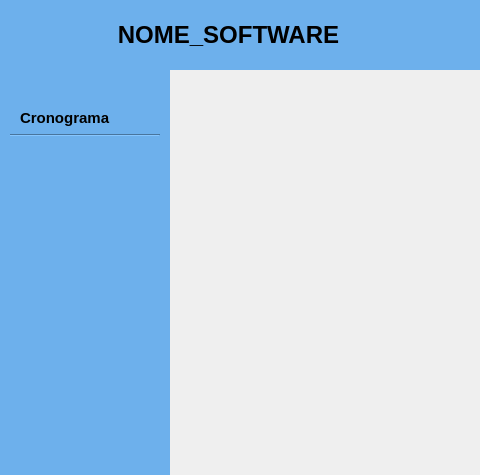
The window that clinica_cpp/mainwindow.ui (juander/Projeto_CPP) describes before a commit, drawn with Qt 5; both pictures show x 0 to 480 and y 0 to 475 of the 1280 by 745 pixel window.
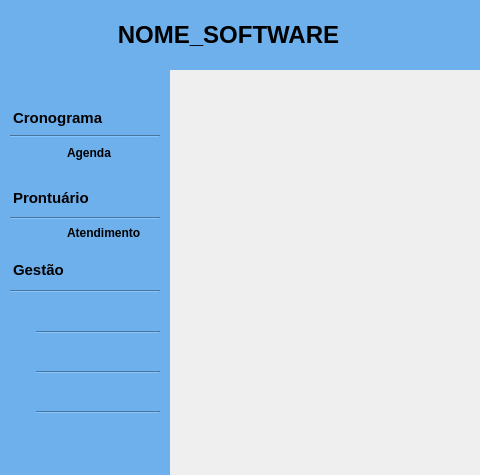
The same window after the commit.

Commit message:
Main WindoW terminando
tela pronta, falta só a sombra de cima e os botões laterais que ainda não sei como vai fazer

```diff
--- a/clinica_cpp/mainwindow.ui
+++ b/clinica_cpp/mainwindow.ui
@@ -16,7 +16,13 @@
   <property name="minimumSize">
    <size>
     <width>1280</width>
-    <height>720</height>
+    <height>745</height>
+   </size>
+  </property>
+  <property name="maximumSize">
+   <size>
+    <width>1280</width>
+    <height>745</height>
    </size>
   </property>
   <property name="windowTitle">
@@ -164,7 +170,7 @@
     <widget class="QLabel" name="label_3">
      <property name="geometry">
       <rect>
-       <x>20</x>
+       <x>13</x>
        <y>37</y>
        <width>107</width>
        <height>23</height>
@@ -187,11 +193,171 @@
        <x>10</x>
        <y>64</y>
        <width>150</width>
-       <height>3</height>
+       <height>5</height>
       </rect>
      </property>
      <property name="styleSheet">
-      <string notr="true">color:rgb(109, 176, 236)</string>
+      <string notr="true">color:rgb(0, 0, 0)</string>
+     </property>
+     <property name="orientation">
+      <enum>Qt::Orientation::Horizontal</enum>
+     </property>
+    </widget>
+    <widget class="QLabel" name="label_4">
+     <property name="geometry">
+      <rect>
+       <x>13</x>
+       <y>117</y>
+       <width>107</width>
+       <height>23</height>
+      </rect>
+     </property>
+     <property name="font">
+      <font>
+       <family>Arial</family>
+       <pointsize>10</pointsize>
+       <bold>true</bold>
+      </font>
+     </property>
+     <property name="text">
+      <string>&lt;html&gt;&lt;head/&gt;&lt;body&gt;&lt;p&gt;&lt;span style=&quot; font-size:11pt; color:#000000;&quot;&gt;Prontuário&lt;/span&gt;&lt;/p&gt;&lt;/body&gt;&lt;/html&gt;</string>
+     </property>
+    </widget>
+    <widget class="QLabel" name="label_5">
+     <property name="geometry">
+      <rect>
+       <x>13</x>
+       <y>189</y>
+       <width>107</width>
+       <height>23</height>
+      </rect>
+     </property>
+     <property name="font">
+      <font>
+       <family>Arial</family>
+       <pointsize>10</pointsize>
+       <bold>true</bold>
+      </font>
+     </property>
+     <property name="text">
+      <string>&lt;html&gt;&lt;head/&gt;&lt;body&gt;&lt;p&gt;&lt;span style=&quot; font-size:11pt; color:#000000;&quot;&gt;Gestão&lt;/span&gt;&lt;/p&gt;&lt;/body&gt;&lt;/html&gt;</string>
+     </property>
+    </widget>
+    <widget class="Line" name="line_2">
+     <property name="geometry">
+      <rect>
+       <x>10</x>
+       <y>146</y>
+       <width>150</width>
+       <height>5</height>
+      </rect>
+     </property>
+     <property name="styleSheet">
+      <string notr="true">color:rgb(0, 0, 0)</string>
+     </property>
+     <property name="orientation">
+      <enum>Qt::Orientation::Horizontal</enum>
+     </property>
+    </widget>
+    <widget class="Line" name="line_3">
+     <property name="geometry">
+      <rect>
+       <x>10</x>
+       <y>219</y>
+       <width>150</width>
+       <height>5</height>
+      </rect>
+     </property>
+     <property name="styleSheet">
+      <string notr="true">color:rgb(0, 0, 0)</string>
+     </property>
+     <property name="orientation">
+      <enum>Qt::Orientation::Horizontal</enum>
+     </property>
+    </widget>
+    <widget class="QLabel" name="label_6">
+     <property name="geometry">
+      <rect>
+       <x>67</x>
+       <y>75</y>
+       <width>93</width>
+       <height>17</height>
+      </rect>
+     </property>
+     <property name="font">
+      <font>
+       <family>Arial</family>
+       <pointsize>10</pointsize>
+       <bold>true</bold>
+      </font>
+     </property>
+     <property name="text">
+      <string>&lt;html&gt;&lt;head/&gt;&lt;body&gt;&lt;p&gt;&lt;span style=&quot; font-size:9pt; color:#000000;&quot;&gt;Agenda&lt;/span&gt;&lt;/p&gt;&lt;/body&gt;&lt;/html&gt;</string>
+     </property>
+    </widget>
+    <widget class="QLabel" name="label_7">
+     <property name="geometry">
+      <rect>
+       <x>67</x>
+       <y>155</y>
+       <width>93</width>
+       <height>17</height>
+      </rect>
+     </property>
+     <property name="font">
+      <font>
+       <family>Arial</family>
+       <pointsize>10</pointsize>
+       <bold>true</bold>
+      </font>
+     </property>
+     <property name="text">
+      <string>&lt;html&gt;&lt;head/&gt;&lt;body&gt;&lt;p&gt;&lt;span style=&quot; font-size:9pt; color:#000000;&quot;&gt;Atendimento&lt;/span&gt;&lt;/p&gt;&lt;/body&gt;&lt;/html&gt;</string>
+     </property>
+    </widget>
+    <widget class="Line" name="line_4">
+     <property name="geometry">
+      <rect>
+       <x>36</x>
+       <y>260</y>
+       <width>124</width>
+       <height>5</height>
+      </rect>
+     </property>
+     <property name="styleSheet">
+      <string notr="true">color:rgb(0, 0, 0)</string>
+     </property>
+     <property name="orientation">
+      <enum>Qt::Orientation::Horizontal</enum>
+     </property>
+    </widget>
+    <widget class="Line" name="line_5">
+     <property name="geometry">
+      <rect>
+       <x>36</x>
+       <y>300</y>
+       <width>124</width>
+       <height>5</height>
+      </rect>
+     </property>
+     <property name="styleSheet">
+      <string notr="true">color:rgb(0, 0, 0)</string>
+     </property>
+     <property name="orientation">
+      <enum>Qt::Orientation::Horizontal</enum>
+     </property>
+    </widget>
+    <widget class="Line" name="line_6">
+     <property name="geometry">
+      <rect>
+       <x>36</x>
+       <y>340</y>
+       <width>124</width>
+       <height>5</height>
+      </rect>
+     </property>
+     <property name="styleSheet">
+      <string notr="true">color:rgb(0, 0, 0)</string>
      </property>
      <property name="orientation">
       <enum>Qt::Orientation::Horizontal</enum>
```
The commit also changes 5 other files.
